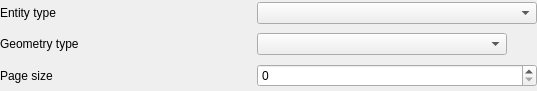
This is src/ui/qgssensorthingssourcewidgetbase.ui in carsmie/QGIS as Qt 5 draws it before an edit. The edited form follows.
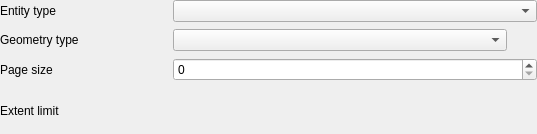
This is the edited form. Icons and pictures are not drawn. Custom widgets are drawn as their Qt base class.

Commit message:
Add extent based filtering for SensorThings layers
Allows users to set an extent limit for the layer, so that
features are only ever loaded within this extent

The extent can be set from the data source manager before adding
the layer initially, or modified from the layer properties, source
tab.

```diff
--- a/src/ui/qgssensorthingssourcewidgetbase.ui
+++ b/src/ui/qgssensorthingssourcewidgetbase.ui
@@ -7,13 +7,13 @@
     <x>0</x>
     <y>0</y>
     <width>537</width>
-    <height>91</height>
+    <height>134</height>
    </rect>
   </property>
   <property name="windowTitle">
    <string>QgsSensorThingsSourceWidgetBase</string>
   </property>
-  <layout class="QGridLayout" name="gridLayout">
+  <layout class="QGridLayout" name="gridLayout" columnstretch="1,2,0">
    <property name="leftMargin">
     <number>0</number>
    </property>
@@ -40,6 +40,16 @@
      </property>
     </widget>
    </item>
+   <item row="1" column="1">
+    <widget class="QComboBox" name="mComboGeometryType"/>
+   </item>
+   <item row="3" column="0">
+    <widget class="QLabel" name="label_5">
+     <property name="text">
+      <string>Extent limit</string>
+     </property>
+    </widget>
+   </item>
    <item row="2" column="0">
     <widget class="QLabel" name="label_3">
      <property name="text">
@@ -47,19 +57,6 @@
      </property>
     </widget>
    </item>
-   <item row="1" column="1">
-    <widget class="QComboBox" name="mComboGeometryType"/>
-   </item>
-   <item row="0" column="1" colspan="2">
-    <widget class="QComboBox" name="mComboEntityType"/>
-   </item>
-   <item row="2" column="1" colspan="2">
-    <widget class="QgsSpinBox" name="mSpinPageSize">
-     <property name="maximum">
-      <number>9999999</number>
-     </property>
-    </widget>
-   </item>
    <item row="1" column="2">
     <widget class="QToolButton" name="mRetrieveTypesButton">
      <property name="minimumSize">
@@ -87,6 +84,23 @@
      </property>
     </widget>
    </item>
+   <item row="0" column="1" colspan="2">
+    <widget class="QComboBox" name="mComboEntityType"/>
+   </item>
+   <item row="2" column="1" colspan="2">
+    <widget class="QgsSpinBox" name="mSpinPageSize">
+     <property name="maximum">
+      <number>9999999</number>
+     </property>
+    </widget>
+   </item>
+   <item row="3" column="1" colspan="2">
+    <widget class="QWidget" name="mExtentLimitFrame" native="true">
+     <property name="focusPolicy">
+      <enum>Qt::StrongFocus</enum>
+     </property>
+    </widget>
+   </item>
   </layout>
  </widget>
  <customwidgets>
```
Left out of the diff: 7 changed lines with no effect on the pictures. The commit also changes 12 other files.
